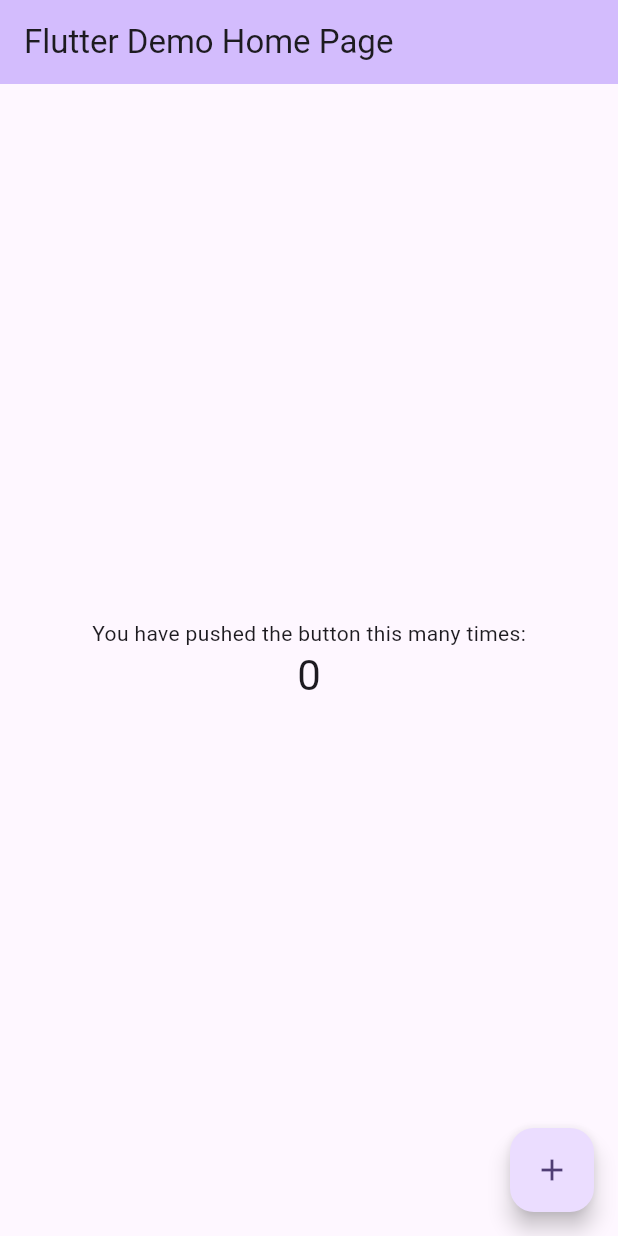
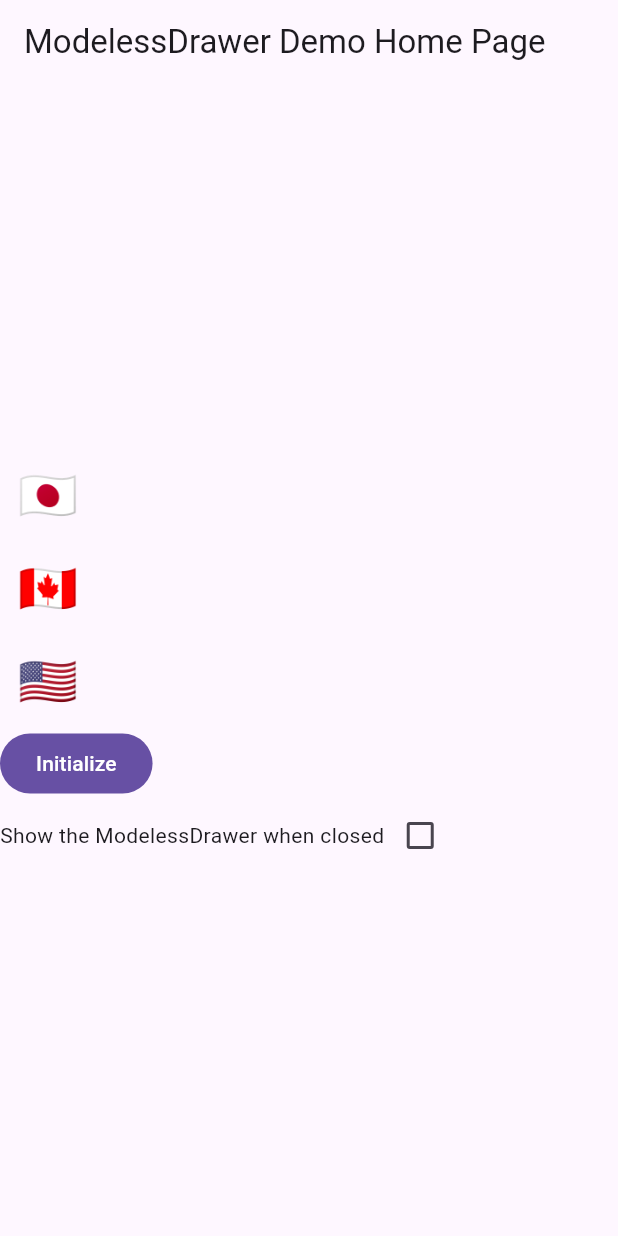
Before and after one commit to xaatw0/flutter_salon_packages, a Flutter app: the screen it shows after launch, on a phone screen of 412 x 824 dp. Run offline on Flutter 3.47's test engine with Material 3 defaults, Android fonts, the phone set to English and light mode, and no system bars.

Commit message:
create modeless_drawer 0.0.1

```diff
--- a/modeless_drawer/example/lib/main.dart
+++ b/modeless_drawer/example/lib/main.dart
@@ -1,52 +1,32 @@
 import 'package:flutter/material.dart';
+import 'package:modeless_drawer/modeless_drawer.dart';
 
 void main() {
   runApp(const MyApp());
 }
 
+class CountryInfo {
+  const CountryInfo(this.code, this.name, this.capital);
+  final String code;
+  final String name;
+  final String capital;
+}
+
 class MyApp extends StatelessWidget {
   const MyApp({super.key});
 
-  // This widget is the root of your application.
   @override
   Widget build(BuildContext context) {
     return MaterialApp(
       title: 'Flutter Demo',
-      theme: ThemeData(
-        // This is the theme of your application.
-        //
-        // TRY THIS: Try running your application with "flutter run". You'll see
-        // the application has a purple toolbar. Then, without quitting the app,
-        // try changing the seedColor in the colorScheme below to Colors.green
-        // and then invoke "hot reload" (save your changes or press the "hot
-        // reload" button in a Flutter-supported IDE, or press "r" if you used
-        // the command line to start the app).
-        //
-        // Notice that the counter didn't reset back to zero; the application
-        // state is not lost during the reload. To reset the state, use hot
-        // restart instead.
-        //
-        // This works for code too, not just values: Most code changes can be
-        // tested with just a hot reload.
-        colorScheme: ColorScheme.fromSeed(seedColor: Colors.deepPurple),
-        useMaterial3: true,
-      ),
-      home: const MyHomePage(title: 'Flutter Demo Home Page'),
+      theme: ThemeData(),
+      home: const MyHomePage(title: 'ModelessDrawer Demo Home Page'),
     );
   }
 }
 
 class MyHomePage extends StatefulWidget {
   const MyHomePage({super.key, required this.title});
-
-  // This widget is the home page of your application. It is stateful, meaning
-  // that it has a State object (defined below) that contains fields that affect
-  // how it looks.
-
-  // This class is the configuration for the state. It holds the values (in this
-  // case the title) provided by the parent (in this case the App widget) and
-  // used by the build method of the State. Fields in a Widget subclass are
-  // always marked "final".
 
   final String title;
 
@@ -55,71 +35,84 @@
 }
 
 class _MyHomePageState extends State<MyHomePage> {
-  int _counter = 0;
+  final _countries = const [
+    CountryInfo('JP', 'Japan', 'Tokyo'),
+    CountryInfo('CA', 'Canada', 'Ottawa'),
+    CountryInfo('US', 'United States of America', 'Washington'),
+  ];
 
-  void _incrementCounter() {
-    setState(() {
-      // This call to setState tells the Flutter framework that something has
-      // changed in this State, which causes it to rerun the build method below
-      // so that the display can reflect the updated values. If we changed
-      // _counter without calling setState(), then the build method would not be
-      // called again, and so nothing would appear to happen.
-      _counter++;
-    });
-  }
+  final _kerDrawer = GlobalKey<ModelessDrawerState<CountryInfo>>();
+
+  var _showWhenClosed = false;
 
   @override
   Widget build(BuildContext context) {
-    // This method is rerun every time setState is called, for instance as done
-    // by the _incrementCounter method above.
-    //
-    // The Flutter framework has been optimized to make rerunning build methods
-    // fast, so that you can just rebuild anything that needs updating rather
-    // than having to individually change instances of widgets.
-    return Scaffold(
+    return Stack(
+      children: [
+        Scaffold(
           appBar: AppBar(
-        // TRY THIS: Try changing the color here to a specific color (to
-        // Colors.amber, perhaps?) and trigger a hot reload to see the AppBar
-        // change color while the other colors stay the same.
-        backgroundColor: Theme.of(context).colorScheme.inversePrimary,
-        // Here we take the value from the MyHomePage object that was created by
-        // the App.build method, and use it to set our appbar title.
             title: Text(widget.title),
           ),
-      body: Center(
-        // Center is a layout widget. It takes a single child and positions it
-        // in the middle of the parent.
-        child: Column(
-          // Column is also a layout widget. It takes a list of children and
-          // arranges them vertically. By default, it sizes itself to fit its
-          // children horizontally, and tries to be as tall as its parent.
-          //
-          // Column has various properties to control how it sizes itself and
-          // how it positions its children. Here we use mainAxisAlignment to
-          // center the children vertically; the main axis here is the vertical
-          // axis because Columns are vertical (the cross axis would be
-          // horizontal).
-          //
-          // TRY THIS: Invoke "debug painting" (choose the "Toggle Debug Paint"
-          // action in the IDE, or press "p" in the console), to see the
-          // wireframe for each widget.
+          body: Column(
             mainAxisAlignment: MainAxisAlignment.center,
-          children: <Widget>[
-            const Text(
-              'You have pushed the button this many times:',
+            crossAxisAlignment: CrossAxisAlignment.start,
+            children: [
+              for (final country in _countries)
+                TextButton(
+                  onPressed: () {
+                    _kerDrawer.currentState?.changeValue(country);
+                    _kerDrawer.currentState?.open();
+                  },
+                  child: Text(
+                    toFlag(country.code),
+                    style: const TextStyle(fontSize: 32),
                   ),
-            Text(
-              '$_counter',
-              style: Theme.of(context).textTheme.headlineMedium,
+                ),
+              FilledButton(
+                onPressed: () {
+                  _kerDrawer.currentState?.close().then((_) {
+                    // Performed after Drawer closing animation is completed
+                    _kerDrawer.currentState?.changeValue(null);
+                  });
+                },
+                child: const Text('Initialize'),
+              ),
+              Row(
+                children: [
+                  const Text('Show the ModelessDrawer when closed'),
+                  Checkbox(
+                      value: _showWhenClosed,
+                      onChanged: (value) =>
+                          setState(() => _showWhenClosed = value ?? true))
+                ],
               ),
             ],
           ),
         ),
-      floatingActionButton: FloatingActionButton(
-        onPressed: _incrementCounter,
-        tooltip: 'Increment',
-        child: const Icon(Icons.add),
-      ), // This trailing comma makes auto-formatting nicer for build methods.
+        ModelessDrawer<CountryInfo>(
+          key: _kerDrawer,
+          widthWhenClose: _showWhenClosed ? 32 : 0,
+          builder: (BuildContext context, CountryInfo? country) =>
+              country == null
+                  ? const Text('Not selected')
+                  : Column(
+                      mainAxisAlignment: MainAxisAlignment.center,
+                      children: [
+                        Text(
+                          toFlag(country.code),
+                          style: const TextStyle(fontSize: 64),
+                        ),
+                        Text(country.name),
+                        Text('Capital: ${country.capital}'),
+                      ],
+                    ),
+        ),
+      ],
     );
   }
+
+  String toFlag(String value) {
+    final codes = value.codeUnits.map((e) => e + 127397);
+    return String.fromCharCodes(codes.toList());
   }
+}
--- a/modeless_drawer/lib/modeless_drawer.dart
+++ b/modeless_drawer/lib/modeless_drawer.dart
@@ -1,7 +1,3 @@
 library modeless_drawer;
 
-/// A Calculator.
-class Calculator {
-  /// Returns [value] plus 1.
-  int addOne(int value) => value + 1;
-}
+export 'src/modeless_drawer.dart';
--- a/modeless_drawer/pubspec.yaml
+++ b/modeless_drawer/pubspec.yaml
@@ -1,10 +1,10 @@
 name: modeless_drawer
-description: "A new Flutter package project."
+description: "A modeless dialog for updating displayed values without closing the drawer"
 version: 0.0.1
-homepage:
+homepage: "https://github.com/xaatw0/flutter_salon_packages/modeless_drawer"
 
 environment:
-  sdk: '>=3.4.4 <4.0.0'
+  sdk: '>=3.4.0 <4.0.0'
   flutter: ">=1.17.0"
 
 dependencies:
```
Also changed, not shown: modeless_drawer/example/pubspec.yaml (+3 -4 lines), modeless_drawer/lib/src/modeless_drawer.dart (added, +119 -0 lines), modeless_drawer/example/pubspec.lock, 5 other files. Lines whose indentation alone changed are shown as unchanged.
